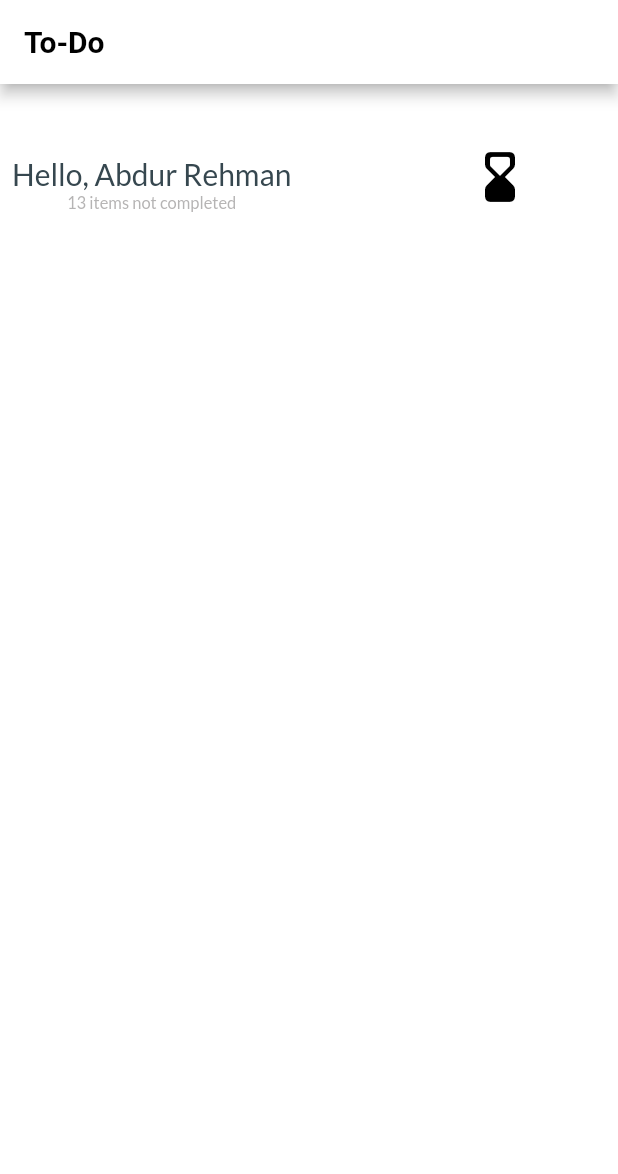
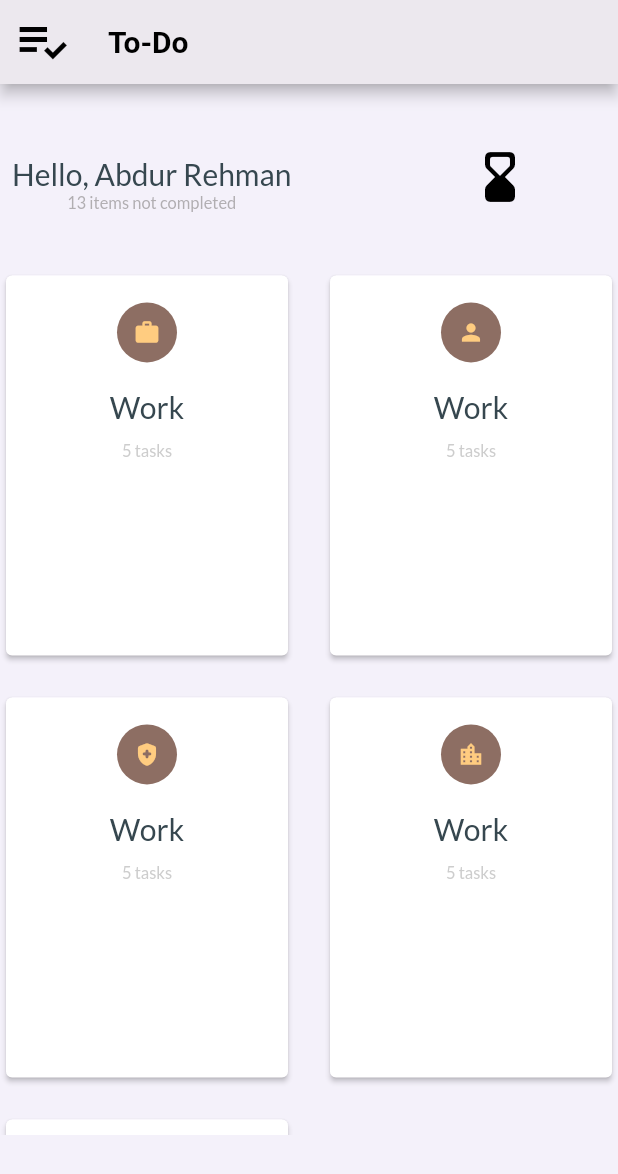
Before and after one commit to Hami0095/To-Do-App, a Flutter app: the screen it shows after launch, on a phone screen of 412 x 824 dp. Shown: the top 1174 px of the screen. Run offline on Flutter 3.47's test engine with Material 2 defaults, Android fonts, the phone set to English and light mode, and no system bars; Roboto replaces fonts that are missing (Lato-Bold).

Commit message:
UPDATE=> Grid Tile Done

```diff
--- a/lib/Themes/mythemes.dart
+++ b/lib/Themes/mythemes.dart
@@ -3,9 +3,14 @@ import 'package:flutter/services.dart';
 
 class MyThemes {
   static final lightTheme = ThemeData(
-    scaffoldBackgroundColor: Colors.white,
+    scaffoldBackgroundColor: const Color.fromARGB(255, 244, 241, 250),
     primarySwatch: Colors.blueGrey,
     iconTheme: const IconThemeData(color: Colors.black, size: 40),
+    appBarTheme: const AppBarTheme(
+      titleTextStyle: TextStyle(fontFamily: 'lato', color: Colors.black),
+      backgroundColor: const Color.fromARGB(255, 236, 232, 238),
+      systemOverlayStyle: SystemUiOverlayStyle.dark,
+    ),
     drawerTheme: const DrawerThemeData(
       backgroundColor: Colors.white,
     ),
@@ -83,11 +88,6 @@ class MyThemes {
       brightness: Brightness.light,
       primary: Colors.lightBlueAccent,
       secondary: Colors.blue,
-    ),
-    appBarTheme: const AppBarTheme(
-      titleTextStyle: TextStyle(fontFamily: 'lato', color: Colors.white10),
-      backgroundColor: Colors.white,
-      systemOverlayStyle: SystemUiOverlayStyle.dark,
     ),
   );
 
--- a/lib/pages/home_page.dart
+++ b/lib/pages/home_page.dart
@@ -1,4 +1,5 @@
 import 'package:flutter/material.dart';
+import 'package:task2/widgets/grid_tile.dart';
 
 import '../widgets/title.dart';
 
@@ -10,6 +11,10 @@ class HomePage extends StatelessWidget {
     return SafeArea(
       child: Scaffold(
         appBar: AppBar(
+          leading: Icon(
+            Icons.playlist_add_check,
+            color: Theme.of(context).iconTheme.color,
+          ),
           title:
               Text("To-Do", style: Theme.of(context).textTheme.headlineMedium),
         ),
@@ -26,18 +31,26 @@ class HomePage extends StatelessWidget {
                   color: Theme.of(context).iconTheme.color,
                 ),
               ],
-            )
-            // GridView.builder(
-            //   gridDelegate: const SliverGridDelegateWithMaxCrossAxisExtent(
-            //     maxCrossAxisExtent: 2,
-            //   ),
-            //   itemBuilder: (context, index) {
-            //     return const GridTile(
-            //       child: Center(child: Text('Work')),
-            //     );
-            //   },
-            //   itemCount: 5,
-            // ),
+            ),
+            SizedBox(
+              height: MediaQuery.of(context).size.height * 0.70,
+              child: GridView.builder(
+                gridDelegate: const SliverGridDelegateWithMaxCrossAxisExtent(
+                  maxCrossAxisExtent: 300,
+                  childAspectRatio: 75 / 100,
+                  crossAxisSpacing: 20,
+                  mainAxisSpacing: 20,
+                ),
+                itemBuilder: (context, index) {
+                  return MyGridTile(
+                    index: index,
+                    title: "Work",
+                    tasks: "5",
+                  );
+                },
+                itemCount: 5,
+              ),
+            ),
           ],
         ),
       ),
--- a/lib/widgets/grid_tile.dart
+++ b/lib/widgets/grid_tile.dart
@@ -1,23 +1,85 @@
+import 'dart:core';
+import 'dart:math';
+
 import 'package:flutter/material.dart';
 
+// ignore: must_be_immutable
 class MyGridTile extends StatelessWidget {
-  const MyGridTile({Key? key}) : super(key: key);
+  int index;
+  final String title;
+  final String tasks;
+  MyGridTile({
+    Key? key,
+    required this.index,
+    required this.title,
+    required this.tasks,
+  }) : super(key: key);
+
+  List mycolors = [
+    Colors.blueAccent,
+    Colors.amberAccent,
+    Colors.brown,
+    Colors.cyanAccent,
+    Colors.orangeAccent,
+    Colors.greenAccent,
+    Colors.indigoAccent,
+    Colors.yellowAccent,
+    Colors.limeAccent,
+    Colors.pinkAccent,
+    Colors.purpleAccent,
+    Colors.redAccent,
+    Colors.tealAccent
+  ];
+
+  Random _random = Random();
+
+  List icons = [
+    Icons.work,
+    Icons.person,
+    Icons.health_and_safety_rounded,
+    Icons.location_city,
+    Icons.add,
+  ];
 
   @override
   Widget build(BuildContext context) {
     return GridTile(
-      child: Column(
-        children: [
-          SizedBox.expand(
-            child: Row(
-              children: [
-                Text("tileTitle", style: Theme.of(context).textTheme.bodyLarge),
-                Text("Tasks rem",
-                    style: Theme.of(context).textTheme.labelSmall),
-              ],
+      child: Card(
+        elevation: 1.5,
+        child: Column(
+          children: [
+            const SizedBox(
+              height: 10,
             ),
-          ),
-        ],
+            Padding(
+              padding: const EdgeInsets.all(8.0),
+              child: CircleAvatar(
+                backgroundColor:
+                    Colors.primaries[_random.nextInt(Colors.primaries.length)]
+                        [_random.nextInt(13) * 100],
+                maxRadius: 20,
+                child: IconButton(
+                  onPressed: null,
+                  icon: Icon(
+                    icons[index <= icons.length ? index : 0],
+                    color: Colors
+                            .primaries[_random.nextInt(Colors.primaries.length)]
+                        [_random.nextInt(7) * 100],
+                    size: 18,
+                  ),
+                ),
+              ),
+            ),
+            const SizedBox(
+              height: 10,
+            ),
+            Text(title, style: Theme.of(context).textTheme.titleLarge),
+            const SizedBox(
+              height: 10,
+            ),
+            Text("$tasks tasks", style: Theme.of(context).textTheme.labelLarge),
+          ],
+        ),
       ),
     );
   }
```
